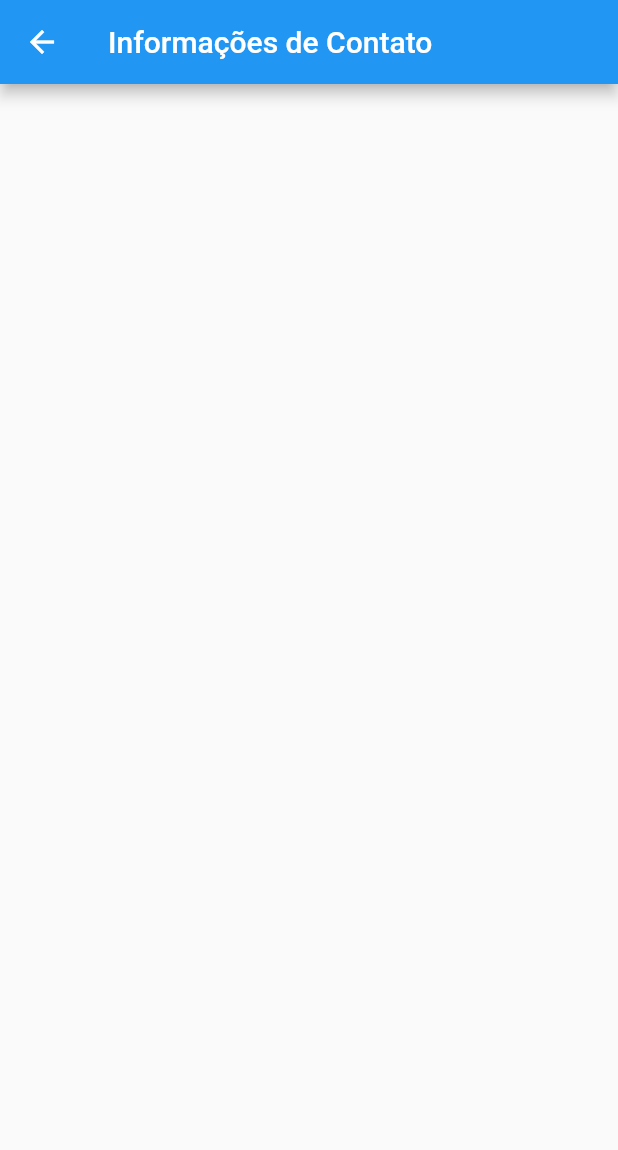
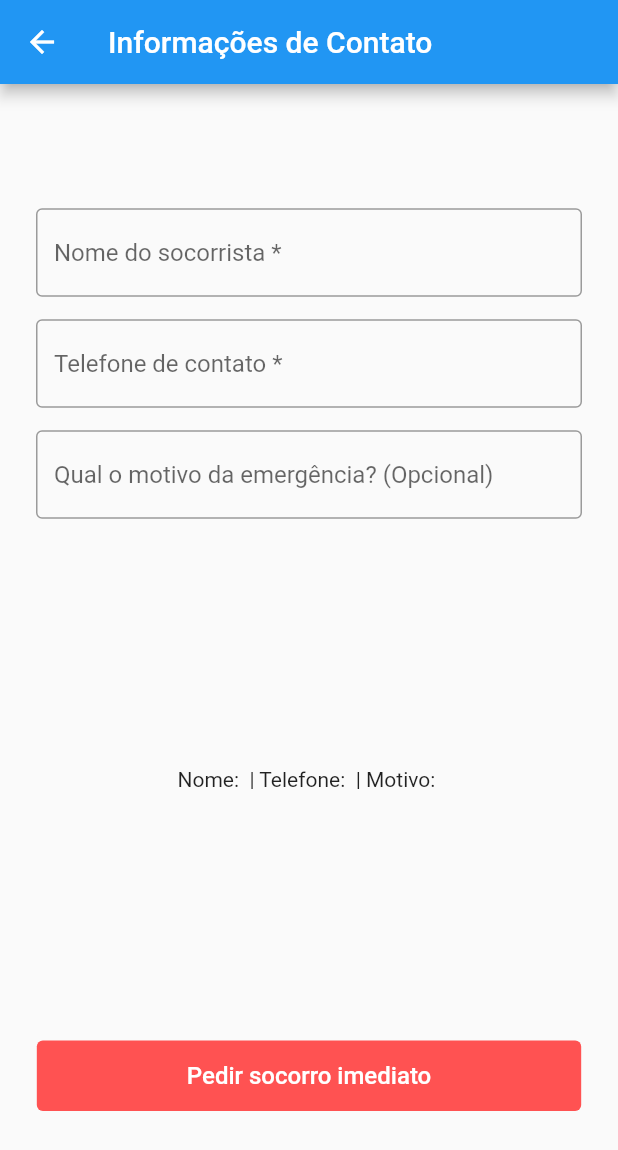
Before and after one commit to Guilherme-Jorge/DenTeethSocorrista, a Flutter app: the screen it shows after launch, after a tap on "Emergência", on a phone screen of 412 x 824 dp. Shown: the top 1150 px of the screen. Run offline on Flutter 3.47's test engine with Material 2 defaults, Android fonts, the phone set to English and light mode, and no system bars.

Commit message:
feat(app): jp-1 criei tela de cadastro da emergencia

```diff
--- a/lib/main.dart
+++ b/lib/main.dart
@@ -18,8 +18,9 @@ class MyApp extends StatelessWidget {
       ),
       initialRoute: '/',
       routes: {
-        '/': (context) => const InicioPage(title: 'Tela Inicial'),
-        '/dados': (context) => const DadosContatoPage(title: 'Informações de Contato'),
+        '/': (context) => const InicioPage(title: 'Bem Vindo ao DenTeeth'),
+        '/dados': (context) =>
+            const DadosContatoPage(title: 'Informações de Contato'),
       },
     );
   }
--- a/lib/screens/DadosContatoPage.dart
+++ b/lib/screens/DadosContatoPage.dart
@@ -10,6 +10,11 @@ class DadosContatoPage extends StatefulWidget {
 }
 
 class _DadosContatoPageState extends State<DadosContatoPage> {
+  String _nome = "";
+  String _telefone = "";
+  String _motivo = "";
+
+  void pedirsocorro() {}
 
   @override
   Widget build(BuildContext context) {
@@ -18,10 +23,72 @@ class _DadosContatoPageState extends State<DadosContatoPage> {
         title: Text(widget.title),
       ),
       body: Center(
+          child: Padding(
+        padding: const EdgeInsets.fromLTRB(24.0, 0.0, 24.0, 0.0),
         child: Column(
-            mainAxisAlignment: MainAxisAlignment.center,
+          mainAxisAlignment: MainAxisAlignment.spaceAround,
+          children: [
+            Column(
+              mainAxisAlignment: MainAxisAlignment.spaceBetween,
+              children: [
+                TextField(
+                  decoration: const InputDecoration(
+                      border: OutlineInputBorder(),
+                      hintText: 'Nome do socorrista *'),
+                  onChanged: (value) {
+                    setState(() {
+                      _nome = value;
+                    });
+                  },
+                ),
+                const SizedBox(
+                  height: 15,
+                ),
+                TextField(
+                  keyboardType: TextInputType.phone,
+                  decoration: const InputDecoration(
+                      border: OutlineInputBorder(),
+                      hintText: 'Telefone de contato *'),
+                  onChanged: (value) {
+                    setState(() {
+                      _telefone = value;
+                    });
+                  },
+                ),
+                const SizedBox(
+                  height: 15,
+                ),
+                TextField(
+                  decoration: const InputDecoration(
+                      border: OutlineInputBorder(),
+                      hintText: 'Qual o motivo da emergência? (Opcional)'),
+                  onChanged: (value) {
+                    setState(() {
+                      _motivo = value;
+                    });
+                  },
+                )
+              ],
+            ),
+            Text('Nome: $_nome | Telefone: $_telefone | Motivo: $_motivo'),
+            TextButton(
+                style: ButtonStyle(
+                  backgroundColor: MaterialStateColor.resolveWith(
+                      (states) => Colors.redAccent),
+                  padding: MaterialStateProperty.all(const EdgeInsets.symmetric(
+                      horizontal: 100, vertical: 14)),
+                ),
+                onPressed: () {},
+                child: const Text(
+                  'Pedir socorro imediato',
+                  style: TextStyle(
+                    color: Colors.white,
+                    fontSize: 16,
+                  ),
+                )),
+          ],
         ),
-      ),
+      )),
     );
   }
 }
--- a/lib/screens/InicioPage.dart
+++ b/lib/screens/InicioPage.dart
@@ -10,7 +10,6 @@ class InicioPage extends StatefulWidget {
 }
 
 class _InicioPageState extends State<InicioPage> {
-
   @override
   Widget build(BuildContext context) {
     return Scaffold(
@@ -18,26 +17,36 @@ class _InicioPageState extends State<InicioPage> {
         title: Text(widget.title),
       ),
       body: Center(
-        child: Column(
-            mainAxisAlignment: MainAxisAlignment.center,
-            children: [
+          child: Padding(
+        padding: const EdgeInsets.fromLTRB(24.0, 0, 24.0, 0),
+        child: Column(mainAxisAlignment: MainAxisAlignment.center, children: [
+          const Image(image: AssetImage('images/telaInicio.png')),
+          const SizedBox(height: 26),
           TextButton(
               style: ButtonStyle(
-                    backgroundColor: MaterialStateColor.resolveWith((states) => Colors.blueAccent),
-                    padding: MaterialStateProperty.all(const EdgeInsets.symmetric(horizontal: 100,vertical: 14)),
+                backgroundColor: MaterialStateColor.resolveWith(
+                    (states) => Colors.blueAccent),
+                padding: MaterialStateProperty.all(
+                    const EdgeInsets.symmetric(horizontal: 100, vertical: 14)),
               ),
-                  onPressed: () {Navigator.pushNamed(context, '/dados');},
+              onPressed: () {
+                Navigator.pushNamed(context, '/dados');
+              },
               child: const Text(
                 'Emergência',
                 style: TextStyle(
                   color: Colors.white,
                   fontSize: 24,
                 ),
+              )),
+          const SizedBox(height: 16),
+          const Text(
+            '* Ao fazer o pedido de emergência você está de acordo com os nossos termos de serviços',
+            style: TextStyle(fontSize: 12),
+            textAlign: TextAlign.center,
           )
-              )
-            ]
-        ),
-      ),
+        ]),
+      )),
     );
   }
 }
--- a/pubspec.yaml
+++ b/pubspec.yaml
@@ -59,9 +59,8 @@ flutter:
   uses-material-design: true
 
   # To add assets to your application, add an assets section, like this:
-  # assets:
-  #   - images/a_dot_burr.jpeg
-  #   - images/a_dot_ham.jpeg
+  assets:
+    - images/telaInicio.png
 
   # An image asset can refer to one or more resolution-specific "variants", see
   # https://flutter.dev/assets-and-images/#resolution-aware
```
Also changed, not shown: images/telaInicio.png (added). Lines whose indentation alone changed are shown as unchanged.
